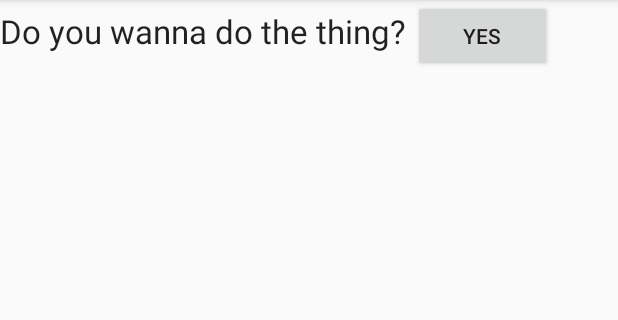
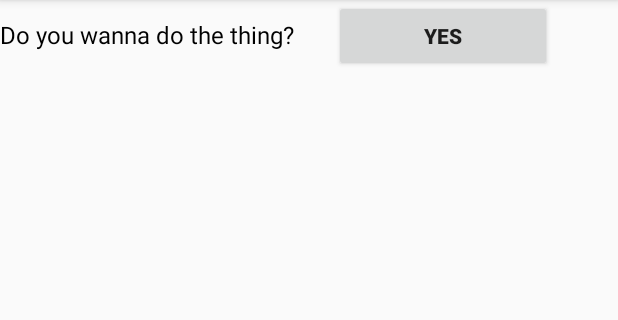
Before and after one commit to Aidan-S/Q3Final, an Android app: the Settings screen opened directly, with no data from a screen before it, on a phone screen of 412 x 824 dp, the part 84-404 px from its top. Run offline under Robolectric (Android 15) with nearby library versions, the phone set to English and light mode, and no system bars.

```diff
--- a/app/src/main/java/com/scannella/quarter3final/Settings.java
+++ b/app/src/main/java/com/scannella/quarter3final/Settings.java
@@ -18,6 +18,7 @@ public class Settings extends AppCompatActivity {
 
     }
 
+    //starts disco af
     public void clickYes(View view){
         discoLights(500);
 
--- a/app/src/main/res/layout/activity_settings.xml
+++ b/app/src/main/res/layout/activity_settings.xml
@@ -18,9 +18,9 @@
             android:id="@+id/txtButtons"
             android:layout_width="wrap_content"
             android:layout_height="wrap_content"
-            android:layout_weight="1"
+            android:layout_weight="0.48"
             android:text="Do you wanna do the thing?"
-            android:textAppearance="@android:style/TextAppearance.DeviceDefault.Large"
+            android:textAppearance="@android:style/TextAppearance.DeviceDefault.Widget.DropDownItem"
             tools:layout_editor_absoluteX="57dp"
             tools:layout_editor_absoluteY="16dp" />
 
@@ -31,6 +31,7 @@
             android:layout_weight="1"
             android:onClick="clickYes"
             android:text="Yes"
+            android:textStyle="bold"
             tools:layout_editor_absoluteX="148dp"
             tools:layout_editor_absoluteY="69dp" />
     </LinearLayout>
```
